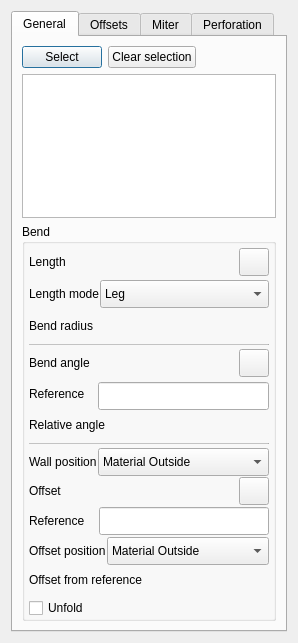
This is Resources/panels/FlangeParameters.ui in shaise/FreeCAD_SheetMetal as Qt 5 draws it before an edit. The edited form follows.
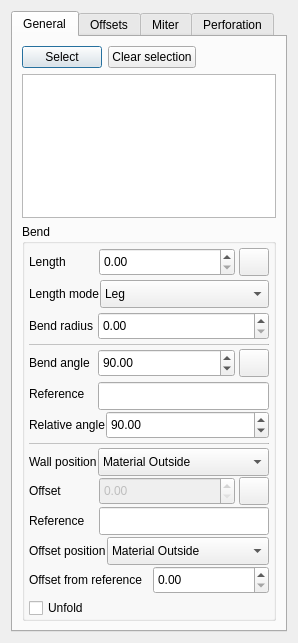
This is the edited form. Icons and pictures are not drawn. Custom widgets are drawn as their Qt base class.

Commit message: fix custom class base of Gui::QuantitySpinBox to QDoubleSpinBox to show better under designer.

What changed in the file:
```diff
--- a/Resources/panels/FlangeParameters.ui
+++ b/Resources/panels/FlangeParameters.ui
@@ -1841,7 +1841,7 @@
  <customwidgets>
   <customwidget>
    <class>Gui::QuantitySpinBox</class>
-   <extends>QWidget</extends>
+   <extends>QDoubleSpinBox</extends>
    <header>Gui/QuantitySpinBox.h</header>
   </customwidget>
  </customwidgets>
```
The commit also changes 13 other files.
